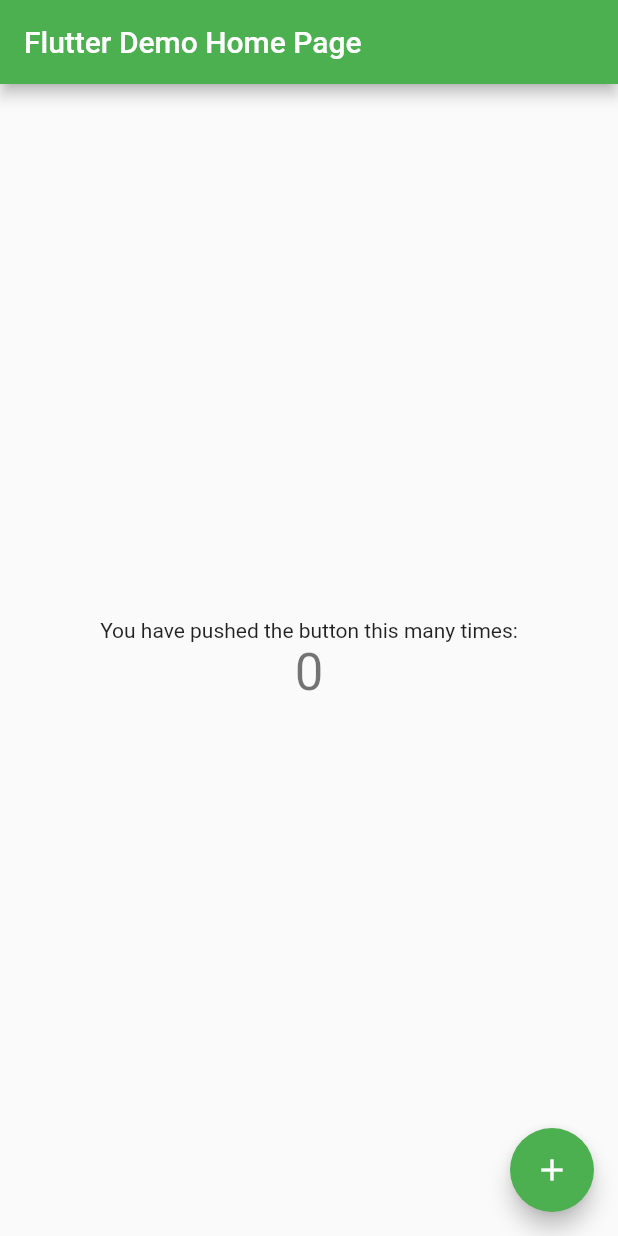
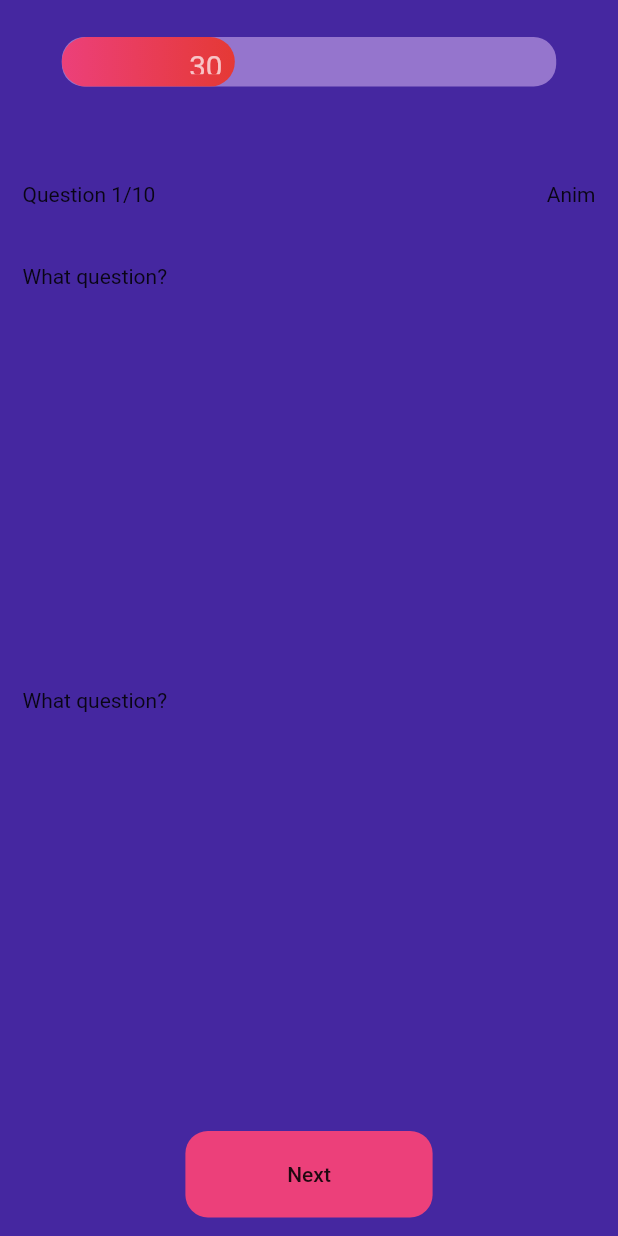
Before and after one commit to KolasikOmetov/simbirsoft-lessons, a Flutter app: the screen it shows after launch, on a phone screen of 412 x 824 dp. Run offline on Flutter 3.47's test engine with Material 2 defaults, Android fonts, the phone set to English and light mode, and no system bars.

Commit message:
Schem of Screen
Added ProgressBar, Button Next and Layout of Question Box

```diff
--- /dev/null
+++ b/simbirsoft_lessons/lib/QuestionScreen/next_button.dart
@@ -0,0 +1,28 @@
+import 'package:flutter/material.dart';
+
+class NextButton extends StatefulWidget {
+  @override
+  _NextButtonState createState() => _NextButtonState();
+}
+
+class _NextButtonState extends State<NextButton> {
+  @override
+  Widget build(BuildContext context) {
+    return GestureDetector(
+      child: FractionallySizedBox(
+        widthFactor: 0.4,
+        heightFactor: 0.7,
+        child: Container(
+          decoration: BoxDecoration(
+              borderRadius: BorderRadius.circular(15), color: Colors.pink[400]),
+          child: Center(
+            child: Text(
+              "Next",
+              style: Theme.of(context).textTheme.button,
+            ),
+          ),
+        ),
+      ),
+    );
+  }
+}
--- /dev/null
+++ b/simbirsoft_lessons/lib/QuestionScreen/progress_bar.dart
@@ -0,0 +1,47 @@
+import 'package:flutter/material.dart';
+
+class ProgressBar extends StatefulWidget {
+  @override
+  _ProgressBarState createState() => _ProgressBarState();
+}
+
+class _ProgressBarState extends State<ProgressBar> {
+  @override
+  Widget build(BuildContext context) {
+    return Container(
+      child: Center(
+        child: FractionallySizedBox(
+          widthFactor: 0.8,
+          heightFactor: 0.4,
+          child: Container(
+            decoration: BoxDecoration(
+                borderRadius: BorderRadius.circular(15),
+                color: Colors.deepPurple[300]),
+            child: FittedBox(
+              alignment: Alignment.centerLeft,
+              child: Container(
+                child: Align(
+                  alignment: Alignment.centerRight,
+                  child: Padding(
+                    padding: const EdgeInsets.all(5.0),
+                    child: Text(
+                      "30",
+                      style: Theme.of(context).accentTextTheme.caption,
+                    ),
+                  ),
+                ),
+                height: 20,
+                width: 70,
+                decoration: BoxDecoration(
+                    borderRadius: BorderRadius.circular(15),
+                    gradient: LinearGradient(
+                        // begin: Alignment.centerLeft,
+                        colors: [Colors.pink[400], Colors.red[600]])),
+              ),
+            ),
+          ),
+        ),
+      ),
+    );
+  }
+}
--- /dev/null
+++ b/simbirsoft_lessons/lib/QuestionScreen/q_answers.dart
@@ -0,0 +1,8 @@
+import 'package:flutter/material.dart';
+
+class QAnswers extends StatelessWidget {
+  @override
+  Widget build(BuildContext context) {
+    return Container(child: Text('What question?'));
+  }
+}
--- /dev/null
+++ b/simbirsoft_lessons/lib/QuestionScreen/q_number.dart
@@ -0,0 +1,13 @@
+import 'package:flutter/material.dart';
+
+class QNumber extends StatelessWidget {
+  @override
+  Widget build(BuildContext context) {
+    return Container(
+      child: Row(
+        mainAxisAlignment: MainAxisAlignment.spaceBetween,
+        children: <Widget>[Text('Question 1/10'), Text('Anim')],
+      ),
+    );
+  }
+}
--- /dev/null
+++ b/simbirsoft_lessons/lib/QuestionScreen/q_text.dart
@@ -0,0 +1,8 @@
+import 'package:flutter/material.dart';
+
+class QText extends StatelessWidget {
+  @override
+  Widget build(BuildContext context) {
+    return Container(child: Text('What question?'));
+  }
+}
--- /dev/null
+++ b/simbirsoft_lessons/lib/QuestionScreen/question_box.dart
@@ -0,0 +1,38 @@
+import 'package:flutter/material.dart';
+import 'package:simbirsoft_lessons/QuestionScreen/q_answers.dart';
+import 'package:simbirsoft_lessons/QuestionScreen/q_number.dart';
+import 'package:simbirsoft_lessons/QuestionScreen/q_text.dart';
+
+class QuestionBox extends StatefulWidget {
+  @override
+  _QuestionBoxState createState() => _QuestionBoxState();
+}
+
+class _QuestionBoxState extends State<QuestionBox> {
+  @override
+  Widget build(BuildContext context) {
+    return Padding(
+      padding: const EdgeInsets.symmetric(horizontal: 15),
+      child: Column(
+        crossAxisAlignment: CrossAxisAlignment.stretch,
+        children: <Widget>[
+          Expanded(
+            child: QNumber(),
+            flex: 1,
+          ),
+          Expanded(
+            child: QText(),
+            // child: Container(
+            //   color: Colors.blue,
+            // ),
+            flex: 3,
+          ),
+          Expanded(
+            child: QAnswers(),
+            flex: 3,
+          )
+        ],
+      ),
+    );
+  }
+}
--- /dev/null
+++ b/simbirsoft_lessons/lib/QuestionScreen/question_screen.dart
@@ -0,0 +1,35 @@
+import 'package:flutter/material.dart';
+import 'next_button.dart';
+import 'progress_bar.dart';
+import 'question_box.dart';
+
+class QuestionScreen extends StatefulWidget {
+  @override
+  _QuestionScreenState createState() => _QuestionScreenState();
+}
+
+class _QuestionScreenState extends State<QuestionScreen> {
+  @override
+  Widget build(BuildContext context) {
+    return Scaffold(
+        body: Column(
+      children: <Widget>[
+        Expanded(
+          child: ProgressBar(),
+          flex: 1,
+        ),
+        Expanded(
+          child: QuestionBox(),
+          // child: Container(
+          //   color: Colors.blue,
+          // ),
+          flex: 8,
+        ),
+        Expanded(
+          child: NextButton(),
+          flex: 1,
+        )
+      ],
+    ));
+  }
+}
--- /dev/null
+++ b/simbirsoft_lessons/lib/app.dart
@@ -0,0 +1,19 @@
+import 'package:flutter/material.dart';
+
+import 'QuestionScreen/question_screen.dart';
+
+class App extends StatelessWidget {
+  @override
+  Widget build(BuildContext context) {
+    return MaterialApp(
+      title: 'Qiuz',
+      debugShowCheckedModeBanner: false,
+      theme: ThemeData(
+          primarySwatch: Colors.deepPurple,
+          scaffoldBackgroundColor: Colors.deepPurple[800],
+          visualDensity: VisualDensity.adaptivePlatformDensity,
+          textTheme: TextTheme(caption: TextStyle(fontSize: 10))),
+      home: SafeArea(child: QuestionScreen()),
+    );
+  }
+}
--- a/simbirsoft_lessons/lib/main.dart
+++ b/simbirsoft_lessons/lib/main.dart
@@ -1,117 +1,6 @@
 import 'package:flutter/material.dart';
+import 'app.dart';
 
 void main() {
-  runApp(MyApp());
+  runApp(App());
 }
-
-class MyApp extends StatelessWidget {
-  // This widget is the root of your application.
-  @override
-  Widget build(BuildContext context) {
-    return MaterialApp(
-      title: 'Flutter Demo',
-      theme: ThemeData(
-        // This is the theme of your application.
-        //
-        // Try running your application with "flutter run". You'll see the
-        // application has a blue toolbar. Then, without quitting the app, try
-        // changing the primarySwatch below to Colors.green and then invoke
-        // "hot reload" (press "r" in the console where you ran "flutter run",
-        // or simply save your changes to "hot reload" in a Flutter IDE).
-        // Notice that the counter didn't reset back to zero; the application
-        // is not restarted.
-        primarySwatch: Colors.green,
-        // This makes the visual density adapt to the platform that you run
-        // the app on. For desktop platforms, the controls will be smaller and
-        // closer together (more dense) than on mobile platforms.
-        visualDensity: VisualDensity.adaptivePlatformDensity,
-      ),
-      home: MyHomePage(title: 'Flutter Demo Home Page'),
-    );
-  }
-}
-
-class MyHomePage extends StatefulWidget {
-  MyHomePage({Key key, this.title}) : super(key: key);
-
-  // This widget is the home page of your application. It is stateful, meaning
-  // that it has a State object (defined below) that contains fields that affect
-  // how it looks.
-
-  // This class is the configuration for the state. It holds the values (in this
-  // case the title) provided by the parent (in this case the App widget) and
-  // used by the build method of the State. Fields in a Widget subclass are
-  // always marked "final".
-
-  final String title;
-
-  @override
-  _MyHomePageState createState() => _MyHomePageState();
-}
-
-class _MyHomePageState extends State<MyHomePage> {
-  int _counter = 0;
-
-  void _incrementCounter() {
-    setState(() {
-      // This call to setState tells the Flutter framework that something has
-      // changed in this State, which causes it to rerun the build method below
-      // so that the display can reflect the updated values. If we changed
-      // _counter without calling setState(), then the build method would not be
-      // called again, and so nothing would appear to happen.
-      _counter++;
-    });
-  }
-
-  @override
-  Widget build(BuildContext context) {
-    // This method is rerun every time setState is called, for instance as done
-    // by the _incrementCounter method above.
-    //
-    // The Flutter framework has been optimized to make rerunning build methods
-    // fast, so that you can just rebuild anything that needs updating rather
-    // than having to individually change instances of widgets.
-    return Scaffold(
-      appBar: AppBar(
-        // Here we take the value from the MyHomePage object that was created by
-        // the App.build method, and use it to set our appbar title.
-        title: Text(widget.title),
-      ),
-      body: Center(
-        // Center is a layout widget. It takes a single child and positions it
-        // in the middle of the parent.
-        child: Column(
-          // Column is also a layout widget. It takes a list of children and
-          // arranges them vertically. By default, it sizes itself to fit its
-          // children horizontally, and tries to be as tall as its parent.
-          //
-          // Invoke "debug painting" (press "p" in the console, choose the
-          // "Toggle Debug Paint" action from the Flutter Inspector in Android
-          // Studio, or the "Toggle Debug Paint" command in Visual Studio Code)
-          // to see the wireframe for each widget.
-          //
-          // Column has various properties to control how it sizes itself and
-          // how it positions its children. Here we use mainAxisAlignment to
-          // center the children vertically; the main axis here is the vertical
-          // axis because Columns are vertical (the cross axis would be
-          // horizontal).
-          mainAxisAlignment: MainAxisAlignment.center,
-          children: <Widget>[
-            Text(
-              'You have pushed the button this many times:',
-            ),
-            Text(
-              '$_counter',
-              style: Theme.of(context).textTheme.headline4,
-            ),
-          ],
-        ),
-      ),
-      floatingActionButton: FloatingActionButton(
-        onPressed: _incrementCounter,
-        tooltip: 'Increment',
-        child: Icon(Icons.add),
-      ), // This trailing comma makes auto-formatting nicer for build methods.
-    );
-  }
-}
```
Also changed, not shown: 1 other file.
